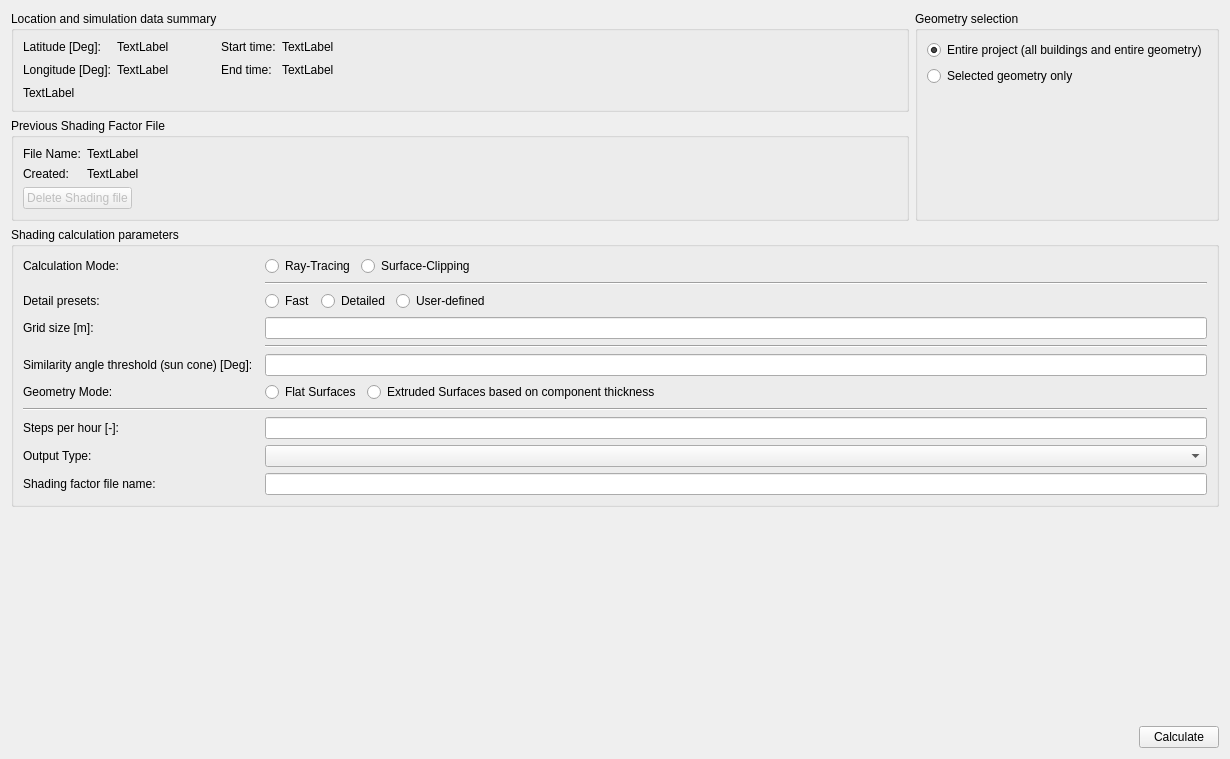
ghorwin/SIM-VICUS, file SIM-VICUS/src/SVSimulationShadingOptions.ui: the form before one commit.
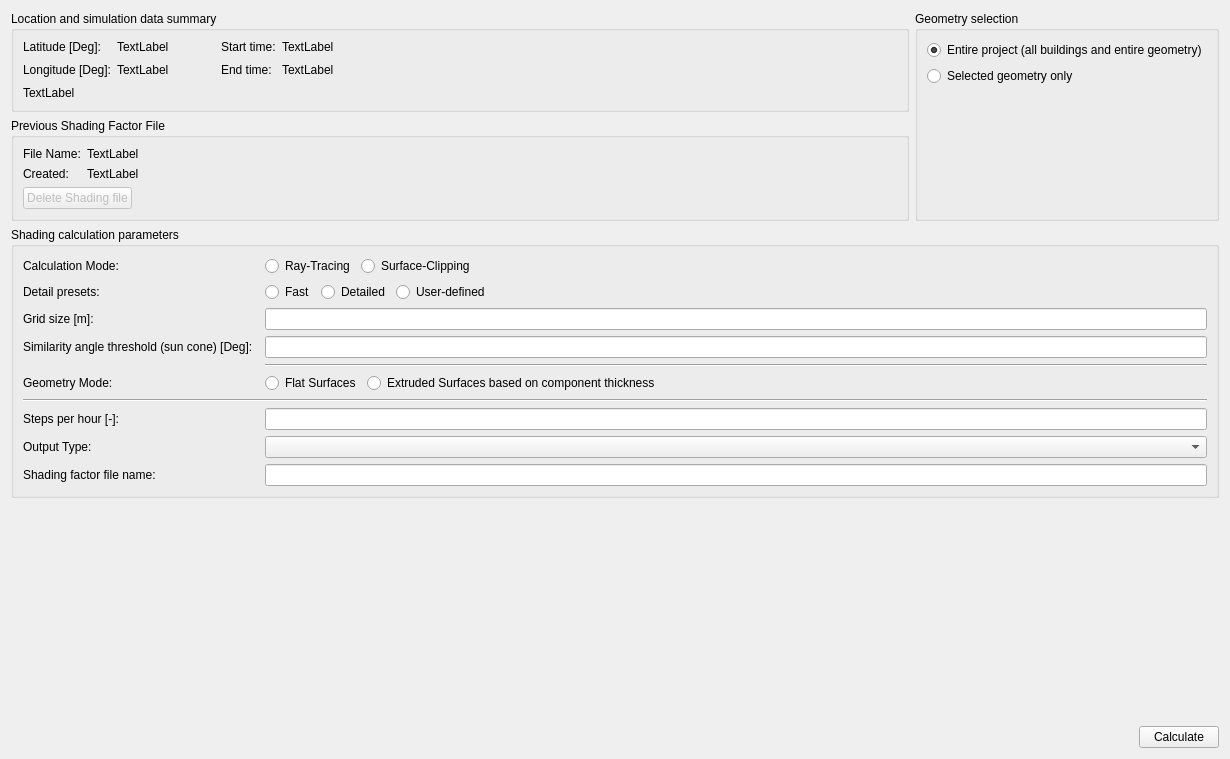
The form after the commit. Custom widgets are drawn as their Qt base class.

Commit message: Code-Review of shading file creation time -> use QFileInfo instead

The edit to the form file:
```diff
--- a/SIM-VICUS/src/SVSimulationShadingOptions.ui
+++ b/SIM-VICUS/src/SVSimulationShadingOptions.ui
@@ -273,15 +273,40 @@
       <string>Shading calculation parameters</string>
      </property>
      <layout class="QGridLayout" name="gridLayout">
-      <item row="8" column="0">
-       <widget class="QLabel" name="label_12">
+      <item row="13" column="0" colspan="3">
+       <widget class="Line" name="line_2">
+        <property name="orientation">
+         <enum>Qt::Horizontal</enum>
+        </property>
+       </widget>
+      </item>
+      <item row="14" column="2">
+       <widget class="QtExt::ValidatingLineEdit" name="lineEditSteps">
         <property name="text">
-         <string>Geometry Mode:</string>
+         <string/>
         </property>
        </widget>
       </item>
-      <item row="13" column="2">
-       <widget class="QComboBox" name="comboBoxFileType"/>
+      <item row="3" column="0">
+       <widget class="QLabel" name="label">
+        <property name="text">
+         <string>Detail presets:</string>
+        </property>
+       </widget>
+      </item>
+      <item row="14" column="0">
+       <widget class="QLabel" name="labelSteps">
+        <property name="text">
+         <string>Steps per hour [-]:</string>
+        </property>
+       </widget>
+      </item>
+      <item row="16" column="0">
+       <widget class="QLabel" name="label_2">
+        <property name="text">
+         <string>Shading factor file name:</string>
+        </property>
+       </widget>
       </item>
       <item row="1" column="0">
        <widget class="QLabel" name="label_13">
@@ -290,20 +315,10 @@
         </property>
        </widget>
       </item>
-      <item row="6" column="2">
-       <widget class="QtExt::ValidatingLineEdit" name="lineEditSunCone"/>
-      </item>
-      <item row="11" column="0" colspan="3">
-       <widget class="Line" name="line_2">
-        <property name="orientation">
-         <enum>Qt::Horizontal</enum>
-        </property>
-       </widget>
-      </item>
-      <item row="4" column="0">
-       <widget class="QLabel" name="label_3">
+      <item row="6" column="0">
+       <widget class="QLabel" name="label_4">
         <property name="text">
-         <string>Grid size [m]:</string>
+         <string>Similarity angle threshold (sun cone) [Deg]:</string>
         </property>
        </widget>
       </item>
@@ -338,49 +353,37 @@
         </item>
        </layout>
       </item>
-      <item row="14" column="0">
-       <widget class="QLabel" name="label_2">
-        <property name="text">
-         <string>Shading factor file name:</string>
-        </property>
-       </widget>
+      <item row="15" column="2">
+       <widget class="QComboBox" name="comboBoxFileType"/>
       </item>
-      <item row="14" column="2">
-       <widget class="QLineEdit" name="lineEditShadingFactorFilename">
-        <property name="readOnly">
-         <bool>true</bool>
-        </property>
-       </widget>
+      <item row="4" column="2">
+       <widget class="QtExt::ValidatingLineEdit" name="lineEditGridSize"/>
       </item>
-      <item row="6" column="0">
-       <widget class="QLabel" name="label_4">
+      <item row="10" column="0">
+       <widget class="QLabel" name="label_12">
         <property name="text">
-         <string>Similarity angle threshold (sun cone) [Deg]:</string>
+         <string>Geometry Mode:</string>
         </property>
        </widget>
       </item>
-      <item row="13" column="0">
-       <widget class="QLabel" name="label_7">
-        <property name="text">
-         <string>Output Type:</string>
-        </property>
-       </widget>
+      <item row="6" column="2">
+       <widget class="QtExt::ValidatingLineEdit" name="lineEditSunCone"/>
       </item>
-      <item row="3" column="0">
-       <widget class="QLabel" name="label">
-        <property name="text">
-         <string>Detail presets:</string>
-        </property>
-       </widget>
-      </item>
-      <item row="2" column="2">
+      <item row="4" column="1">
        <widget class="Line" name="line">
         <property name="orientation">
          <enum>Qt::Horizontal</enum>
         </property>
        </widget>
       </item>
-      <item row="8" column="2">
+      <item row="4" column="0">
+       <widget class="QLabel" name="labelGridSize">
+        <property name="text">
+         <string>Grid size [m]:</string>
+        </property>
+       </widget>
+      </item>
+      <item row="10" column="2">
        <layout class="QHBoxLayout" name="horizontalLayout_4">
         <item>
          <widget class="QRadioButton" name="radioButtonFlatGeometry">
@@ -411,13 +414,6 @@
         </item>
        </layout>
       </item>
-      <item row="12" column="0">
-       <widget class="QLabel" name="labelSteps">
-        <property name="text">
-         <string>Steps per hour [-]:</string>
-        </property>
-       </widget>
-      </item>
       <item row="3" column="2">
        <layout class="QHBoxLayout" name="horizontalLayout_3">
         <item>
@@ -456,17 +452,21 @@
         </item>
        </layout>
       </item>
-      <item row="12" column="2">
-       <widget class="QtExt::ValidatingLineEdit" name="lineEditSteps">
+      <item row="15" column="0">
+       <widget class="QLabel" name="label_7">
         <property name="text">
-         <string/>
+         <string>Output Type:</string>
         </property>
        </widget>
       </item>
-      <item row="4" column="2">
-       <widget class="QtExt::ValidatingLineEdit" name="lineEditGridSize"/>
+      <item row="16" column="2">
+       <widget class="QLineEdit" name="lineEditShadingFactorFilename">
+        <property name="readOnly">
+         <bool>true</bool>
+        </property>
+       </widget>
       </item>
-      <item row="5" column="2">
+      <item row="7" column="2">
        <widget class="Line" name="line_3">
         <property name="orientation">
          <enum>Qt::Horizontal</enum>
```
Left out of the diff: 182 changed lines with no effect on the pictures. The commit also changes 1 other file.
